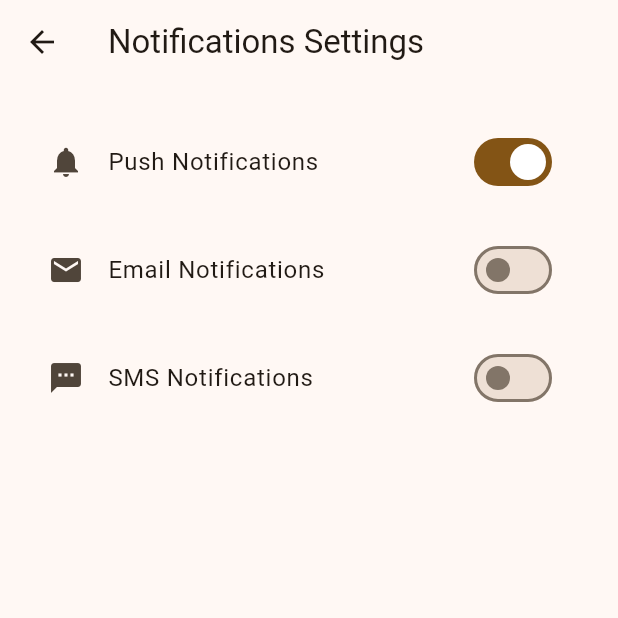
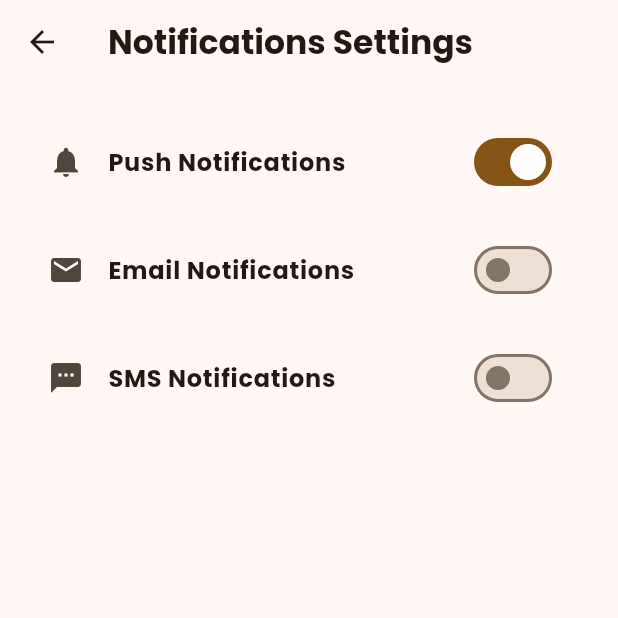
Before and after one commit to veronicabaron224/GutterGuard, a Flutter app: the screen it shows after launch, item 4 of the bottom bar chosen, after a tap on "Notifications", on a phone screen of 412 x 824 dp, the top half of it. Run offline on Flutter 3.47's test engine with Material 3 defaults, Android fonts, the phone set to English and light mode, and no system bars; our stand-ins replace flutter_map, google_fonts, latlong2.

Commit message:
Improve GUI and add features

```diff
--- a/lib/home.dart
+++ b/lib/home.dart
@@ -3,22 +3,33 @@
 import 'package:latlong2/latlong.dart';
 
 class HomeContent extends StatelessWidget {
-  const HomeContent({Key? key}) : super(key: key);
+  const HomeContent({super.key});
 
   @override
   Widget build(BuildContext context) {
     return Scaffold(
-      body: Padding(
-        padding: const EdgeInsets.all(16.0),
+      body: Container(
+        margin: const EdgeInsets.all(18.0),
+        decoration: BoxDecoration(
+          borderRadius: BorderRadius.circular(20.0),
+          boxShadow: [
+            BoxShadow(
+              color: Colors.grey.withOpacity(0.2),
+              spreadRadius: 5,
+              blurRadius: 7,
+              offset: const Offset(0, 3),
+            ),
+          ],
+        ),
         child: ClipRRect(
           borderRadius: BorderRadius.circular(20.0),
           child: SizedBox(
             width: double.infinity,
             height: 300.0,
             child: FlutterMap(
-              options: MapOptions(
-                center: const LatLng(14.5825, 120.9846),
-                zoom: 15,
+              options: const MapOptions(
+                initialCenter: LatLng(14.5825, 120.9846),
+                initialZoom: 15,
               ),
               children: [
                 TileLayer(
--- a/lib/locations.dart
+++ b/lib/locations.dart
@@ -1,7 +1,7 @@
 import 'package:flutter/material.dart';
 
 class LocationsPage extends StatelessWidget {
-  const LocationsPage({Key? key}) : super(key: key);
+  const LocationsPage({super.key});
 
   @override
   Widget build(BuildContext context) {
--- a/lib/login.dart
+++ b/lib/login.dart
@@ -1,7 +1,7 @@
 import 'package:flutter/material.dart';
 
 class LoginPage extends StatelessWidget {
-  const LoginPage({Key? key}) : super(key: key);
+  const LoginPage({super.key});
 
   @override
   Widget build(BuildContext context) {
--- a/lib/main.dart
+++ b/lib/main.dart
@@ -1,4 +1,5 @@
 import 'package:flutter/material.dart';
+import 'package:google_fonts/google_fonts.dart';
 import 'my_tasks.dart';
 import 'home.dart';
 import 'locations.dart';
@@ -9,15 +10,16 @@
 }
 
 class MyApp extends StatelessWidget {
-  const MyApp({Key? key}) : super(key: key);
+  const MyApp({super.key});
 
   @override
   Widget build(BuildContext context) {
     return MaterialApp(
-      title: 'Flutter Demo',
+      title: 'GutterGuard',
       theme: ThemeData(
         colorScheme: ColorScheme.fromSeed(seedColor: Colors.orangeAccent),
         useMaterial3: true,
+        textTheme: GoogleFonts.poppinsTextTheme(),
       ),
       home: const MyHomePage(),
     );
@@ -25,7 +27,7 @@
 }
 
 class MyHomePage extends StatefulWidget {
-  const MyHomePage({Key? key}) : super(key: key);
+  const MyHomePage({super.key});
 
   @override
   State<MyHomePage> createState() => _MyHomePageState();
@@ -46,9 +48,21 @@
   @override
   Widget build(BuildContext context) {
     return Scaffold(
-      appBar: AppBar(
-        backgroundColor: Theme.of(context).colorScheme.inversePrimary,
-        title: Text(pageTitles[_currentPageIndex]),
+      appBar: PreferredSize(
+        preferredSize: const Size.fromHeight(100.0),
+        child: Container(
+          padding: const EdgeInsets.only(left: 20.0, bottom: 15.0),
+          alignment: Alignment.bottomLeft,
+          color: Colors.grey[40],
+          child: Text(
+            pageTitles[_currentPageIndex],
+            style: const TextStyle(
+              fontFamily: 'Poppins',
+              fontWeight: FontWeight.bold,
+              fontSize: 28.0,
+            ),
+          ),
+        ),
       ),
       body: PageView(
         controller: _pageController,
@@ -64,7 +78,9 @@
           SettingsPage(),
         ],
       ),
-      bottomNavigationBar: BottomNavigationBar(
+      bottomNavigationBar: SizedBox(
+      height: 65.0, // Adjust the height as needed
+      child: BottomNavigationBar(
         currentIndex: _currentPageIndex,
         items: const [
           BottomNavigationBarItem(
@@ -92,8 +108,9 @@
           _pageController.jumpToPage(index);
         },
       ),
-    );
-  }
+    ),
+  );
+}
 
   @override
   void dispose() {
--- a/lib/my_tasks.dart
+++ b/lib/my_tasks.dart
@@ -1,7 +1,7 @@
 import 'package:flutter/material.dart';
 
 class MyTasksPage extends StatefulWidget {
-  const MyTasksPage({Key? key}) : super(key: key);
+  const MyTasksPage({super.key});
 
   @override
   MyTasksPageState createState() => MyTasksPageState();
@@ -31,12 +31,7 @@
           child: ListView.builder(
             itemCount: tasks.length,
             itemBuilder: (context, index) {
-              return ListTile(
-                title: Text(tasks[index].title),
-                onTap: () {
-                  _navigateToTaskDetails(tasks[index], isCompleted: false);
-                },
-              );
+              return _buildTaskItem(tasks[index], isCompleted: false);
             },
           ),
         ),
@@ -53,24 +48,78 @@
     );
   }
 
+  Widget _buildTaskItem(Task task, {required bool isCompleted}) {
+    return InkWell(
+      onTap: () {
+        _navigateToTaskDetails(task, isCompleted: isCompleted);
+      },
+      child: Container(
+        margin: const EdgeInsets.all(9.0),
+        padding: const EdgeInsets.all(3.0),
+        decoration: BoxDecoration(
+          borderRadius: BorderRadius.circular(12.0),
+          color: isCompleted ? Colors.grey[200] : Colors.white,
+          boxShadow: [
+            BoxShadow(
+              color: Colors.grey.withOpacity(0.5),
+              spreadRadius: 1,
+              blurRadius: 3,
+              offset: const Offset(0, 2),
+            ),
+          ],
+        ),
+        child: ListTile(
+          title: Text(task.title),
+        ),
+      ),
+    );
+  }
+
   Widget _buildCompletedTasksLabel() {
-    return ListTile(
-      title: const Text('Completed Tasks'),
+    return InkWell(
       onTap: () {
         setState(() {
           showCompletedTasks = !showCompletedTasks;
         });
       },
+      child: Container(
+        margin: const EdgeInsets.all(9.0),
+        padding: const EdgeInsets.all(3.0),
+        child: const ListTile(
+          title: Text(
+            'Completed Tasks',
+            style: TextStyle(
+              fontWeight: FontWeight.bold, // Make the text bold
+            ),
+          ),
+        ),
+      ),
     );
   }
 
   List<Widget> _buildCompletedTasksList() {
     return completedTasks.map((completedTask) {
-      return ListTile(
-        title: Text(completedTask.title),
+      return InkWell(
         onTap: () {
           _navigateToTaskDetails(completedTask, isCompleted: true);
         },
+        child: Container(
+          margin: const EdgeInsets.all(9.0),
+          padding: const EdgeInsets.all(3.0),
+          decoration: BoxDecoration(
+            borderRadius: BorderRadius.circular(12.0),
+            color: Colors.white,
+            boxShadow: [
+              BoxShadow(
+                color: Colors.grey.withOpacity(0.5),
+                spreadRadius: 1,
+                blurRadius: 3,
+                offset: const Offset(0, 2),
+              ),
+            ],
+          ),
+          child: ListTile(
+            title: Text(completedTask.title),
             trailing: Row(
               mainAxisSize: MainAxisSize.min,
               children: [
@@ -81,6 +130,8 @@
                   child: const Text('Set as Incomplete'),
                 ),
               ],
+            ),
+          ),
         ),
       );
     }).toList();
@@ -120,7 +171,7 @@
   final Task task;
   final bool isCompleted;
 
-  const TaskDetailsPage({Key? key, required this.task, required this.isCompleted}) : super(key: key);
+  const TaskDetailsPage({super.key, required this.task, required this.isCompleted});
 
   @override
   Widget build(BuildContext context) {
--- a/lib/settings.dart
+++ b/lib/settings.dart
@@ -1,82 +1,118 @@
 import 'package:flutter/material.dart';
 
 class SettingsPage extends StatelessWidget {
-  const SettingsPage({Key? key}) : super(key: key);
+  const SettingsPage({super.key});
 
   @override
   Widget build(BuildContext context) {
     return Scaffold(
       body: ListView(
         children: [
-          ListTile(
-            title: const Text('Account'),
-            onTap: () {
+          _buildOption('Account', Icons.account_circle_outlined, () {
             Navigator.push(
               context,
               MaterialPageRoute(builder: (context) => const AccountSettingsPage()),
             );
-            },
-          ),
-          ListTile(
-            title: const Text('Notifications'),
-            onTap: () {
+          }),
+          _buildOption('Notifications', Icons.notifications_outlined, () {
             Navigator.push(
               context,
               MaterialPageRoute(builder: (context) => const NotificationSettingsPage()),
             );
-            },
-          ),
-          ListTile(
-            title: const Text('Privacy & Security'),
-            onTap: () {
+          }),
+          _buildOption('Privacy & Security', Icons.security_outlined, () {
             Navigator.push(
               context,
               MaterialPageRoute(builder: (context) => const PrivacySecuritySettingsPage()),
             );
-            },
-          ),
-          ListTile(
-            title: const Text('Help and Support'),
-            onTap: () {
+          }),
+          _buildOption('Help and Support', Icons.help_outline, () {
             Navigator.push(
               context,
               MaterialPageRoute(builder: (context) => const HelpSupportPage()),
             );
-            },
-          ),
-          ListTile(
-            title: const Text('About'),
-            onTap: () {
+          }),
+          _buildOption('About', Icons.info_outlined, () {
             Navigator.push(
               context,
               MaterialPageRoute(builder: (context) => const AboutPage()),
             );
-            },
+          }),
+          _buildLogoutOption(),
+        ],
       ),
-          ListTile(
-            title: const Text('Logout'),
-            onTap: () {
-              // Implement logout functionality
-            },
+    );
+  }
+
+  Widget _buildOption(String label, IconData icon, VoidCallback onTap) {
+  return InkWell(
+    onTap: onTap,
+    child: Container(
+      margin: const EdgeInsets.all(9.0),
+      padding: const EdgeInsets.all(2.0),
+      decoration: BoxDecoration(
+        borderRadius: BorderRadius.circular(12.0),
+        color: Colors.white,
+        boxShadow: [
+          BoxShadow(
+            color: Colors.grey.withOpacity(0.5),
+            spreadRadius: 1,
+            blurRadius: 3,
+            offset: const Offset(0, 2),
           ),
         ],
+      ),
+      child: ListTile(
+        leading: Icon(icon),
+        title: Text(label),
+      ),
+    ),
+  );
+}
+
+  Widget _buildLogoutOption() {
+    return Container(
+      margin: const EdgeInsets.all(9.0),
+      padding: const EdgeInsets.all(2.0),
+      decoration: BoxDecoration(
+        borderRadius: BorderRadius.circular(12.0),
+        color: Colors.white,
+        boxShadow: [
+          BoxShadow(
+            color: Colors.grey.withOpacity(0.5),
+            spreadRadius: 1,
+            blurRadius: 3,
+            offset: const Offset(0, 2),
+          ),
+        ],
+      ),
+      child: const ListTile(
+        leading: Icon(
+            Icons.logout,
+            color: Colors.red,
+          ),
+        title: Text(
+          'Logout',
+          style: TextStyle(
+            color: Colors.red,
+          ),
+        ),
       ),
     );
   }
 }
 
 class AccountSettingsPage extends StatefulWidget {
-  const AccountSettingsPage({Key? key}) : super(key: key);
+  const AccountSettingsPage({super.key});
 
   @override
   AccountSettingsPageState createState() => AccountSettingsPageState();
 }
 
 class AccountSettingsPageState extends State<AccountSettingsPage> {
-  // Sample user details (replace with your actual user data)
-  String name = 'John Doe';
-  String username = 'johndoe';
-  String email = 'john.doe@example.com';
+  String name = 'Poncholo Riego de Dios';
+  String username = 'poncholoriegodedios';
+  String email = 'poncholo.boi@example.com';
   String phoneNumber = '+1 123-456-7890';
 
   Map<String, bool> isEditing = {
@@ -107,7 +143,7 @@
         ),
       ),
       body: Padding(
-        padding: const EdgeInsets.all(16.0),
+        padding: const EdgeInsets.all(29.0),
         child: Column(
           crossAxisAlignment: CrossAxisAlignment.center,
           children: [
@@ -121,7 +157,7 @@
                 backgroundImage: AssetImage('assets/default_profile_icon.jpg'),
               ),
             ),
-            const SizedBox(height: 16),
+            const SizedBox(height: 12),
             // User Profile Details
             _buildEditableField('Name', name, Icons.person),
             _buildEditableField('Username', username, Icons.account_circle),
@@ -188,7 +224,7 @@
 }
 
 class NotificationSettingsPage extends StatefulWidget {
-  const NotificationSettingsPage({Key? key}) : super(key: key);
+  const NotificationSettingsPage({super.key});
 
   @override
   NotificationSettingsPageState createState() => NotificationSettingsPageState();
@@ -268,7 +304,7 @@
 }
 
 class PrivacySecuritySettingsPage extends StatefulWidget {
-  const PrivacySecuritySettingsPage({Key? key}) : super(key: key);
+  const PrivacySecuritySettingsPage({super.key});
 
   @override
   PrivacySecuritySettingsPageState createState() => PrivacySecuritySettingsPageState();
@@ -278,6 +314,13 @@
   bool? twoFactorAuthentication = false;
   bool? authenticationApp = false;
   bool? textMessage = false;
+
+  // Fields for change password
+  TextEditingController oldPasswordController = TextEditingController();
+  TextEditingController newPasswordController = TextEditingController();
+  TextEditingController confirmPasswordController = TextEditingController();
+
+  bool showChangePasswordFields = false;
 
   @override
   Widget build(BuildContext context) {
@@ -290,21 +333,14 @@
         child: Column(
           crossAxisAlignment: CrossAxisAlignment.start,
           children: [
+            _buildTwoFactorAuthenticationSwitch(),
+            const SizedBox(height: 16),
             _buildChangePasswordButton(),
-            const SizedBox(height: 16),
-            _buildTwoFactorAuthenticationSwitch(),
+            const SizedBox(height: 30),
+            _buildChangePasswordFields(),
           ],
         ),
       ),
-    );
-  }
-
-  Widget _buildChangePasswordButton() {
-    return ElevatedButton(
-      onPressed: () {
-        // Implement change password functionality
-      },
-      child: const Text('Change Password'),
     );
   }
 
@@ -312,11 +348,7 @@
     return Column(
       crossAxisAlignment: CrossAxisAlignment.start,
       children: [
-        Text(
-          'Two-Factor Authentication',
-          style: Theme.of(context).textTheme.titleLarge,
-        ),
-        const SizedBox(height: 8),
+        const SizedBox(height: 2),
         SwitchListTile(
           title: const Text('Enable Two-Factor Authentication'),
           value: twoFactorAuthentication ?? false,
@@ -358,10 +390,70 @@
       ),
     );
   }
+
+  Widget _buildChangePasswordButton() {
+    return InkWell(
+      onTap: () {
+        // Toggle the visibility of change password fields
+        setState(() {
+          showChangePasswordFields = !showChangePasswordFields;
+        });
+      },
+      child: Container(
+        width: double.infinity,
+        padding: const EdgeInsets.all(16.0),
+        decoration: BoxDecoration(
+          borderRadius: BorderRadius.circular(12.0),
+        ),
+        child: const Text(
+          'Change Password',
+          style: TextStyle(
+            fontSize: 16.0,
+          ),
+        ),
+      ),
+    );
+  }
+
+  Widget _buildChangePasswordFields() {
+    return Visibility(
+      visible: showChangePasswordFields,
+      child: Column(
+        children: [
+          _buildPasswordTextField(oldPasswordController, 'Old Password'),
+          _buildPasswordTextField(newPasswordController, 'New Password'),
+          _buildPasswordTextField(confirmPasswordController, 'Confirm Password'),
+          const SizedBox(height: 16),
+          ElevatedButton(
+            onPressed: () {
+              // Change password logic here
+            },
+            child: const Text('Submit'),
+          ),
+        ],
+      ),
+    );
+  }
+
+  Widget _buildPasswordTextField(TextEditingController controller, String label) {
+    return Padding(
+      padding: const EdgeInsets.symmetric(vertical: 8),
+      child: TextField(
+        controller: controller,
+        obscureText: true,
+        decoration: InputDecoration(
+          labelText: label,
+          border: OutlineInputBorder(
+            borderRadius: BorderRadius.circular(12.0),
+          ),
+        ),
+      ),
+    );
+  }
 }
 
 class HelpSupportPage extends StatelessWidget {
-  const HelpSupportPage({Key? key}) : super(key: key);
+  const HelpSupportPage({super.key});
 
   @override
   Widget build(BuildContext context) {
@@ -377,7 +469,7 @@
 }
 
 class AboutPage extends StatelessWidget {
-  const AboutPage({Key? key}) : super(key: key);
+  const AboutPage({super.key});
 
   @override
   Widget build(BuildContext context) {
```
Also changed, not shown: pubspec.yaml (+12 -13 lines), fonts/Poppins-Bold.ttf (added), pubspec.lock, 1 other file. Lines whose indentation alone changed are shown as unchanged.
